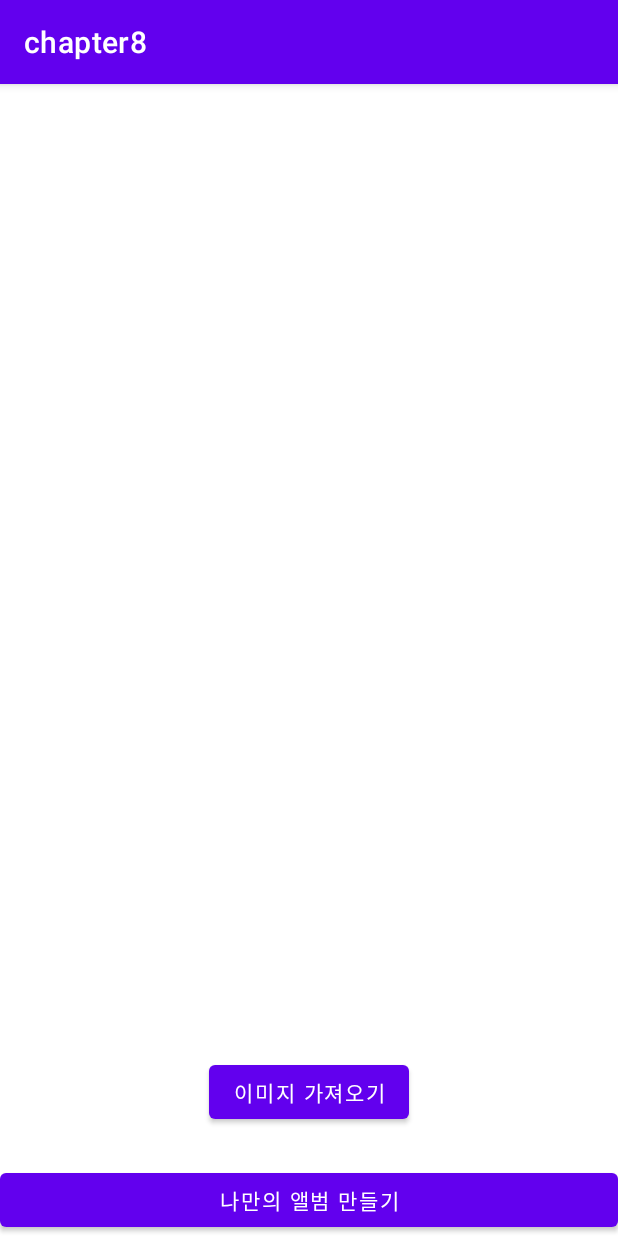
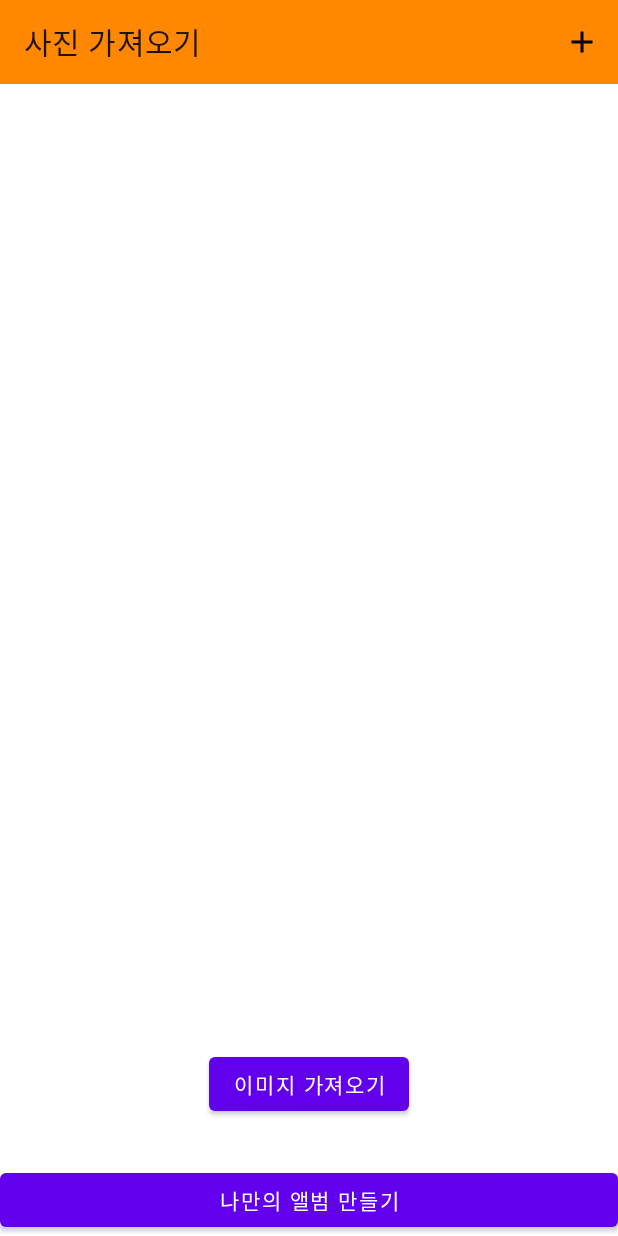
Before and after one commit to NewTurn2017/Android-Example-Apps, an Android app: the screen it shows after launch (MainActivity), on a phone screen of 412 x 824 dp. Run offline under Robolectric (Android 15) with nearby library versions, the phone set to English and light mode, and no system bars.

Commit message:
Chapter8: 나만의 액자 앱 : toolbar 추가 및 완료

```diff
--- a/chapter8/app/src/main/java/com/remind/chapter8/MainActivity.kt
+++ b/chapter8/app/src/main/java/com/remind/chapter8/MainActivity.kt
@@ -7,6 +7,8 @@ import android.net.Uri
 import androidx.appcompat.app.AppCompatActivity
 import android.os.Bundle
 import android.util.Log
+import android.view.Menu
+import android.view.MenuItem
 import android.widget.Toast
 import androidx.activity.result.contract.ActivityResultContracts
 import androidx.appcompat.app.AlertDialog
@@ -28,6 +30,12 @@ class MainActivity : AppCompatActivity() {
         super.onCreate(savedInstanceState)
         setContentView(binding.root)
 
+        binding.toolbar.apply {
+            title = "사진 가져오기"
+            setSupportActionBar(this)
+        }
+
+
         binding.loadImageButton.setOnClickListener {
             checkPermission()
         }
@@ -35,6 +43,23 @@ class MainActivity : AppCompatActivity() {
             navigateToFrameActivity()
         }
         initRecyclerView()
+    }
+
+    override fun onCreateOptionsMenu(menu: Menu?): Boolean {
+        menuInflater.inflate(R.menu.main_menu, menu)
+        return true
+    }
+
+    override fun onOptionsItemSelected(item: MenuItem): Boolean {
+        return when (item.itemId) {
+            R.id.action_add -> {
+                checkPermission()
+                true
+            }
+            else -> {
+                super.onOptionsItemSelected(item)
+            }
+        }
     }
 
     private fun navigateToFrameActivity() {
@@ -113,7 +138,7 @@ class MainActivity : AppCompatActivity() {
     }
 
     private fun updateImages(uriList: List<Uri>?) {
-        val images = uriList?.map {ImageItems.Image(it)}
+        val images = uriList?.map { ImageItems.Image(it) }
         val updatedImages = imageAdapter.currentList.toMutableList().apply {
             addAll(images ?: listOf())
         }
--- /dev/null
+++ b/chapter8/app/src/main/res/drawable/baseline_add_24.xml
@@ -0,0 +1,5 @@
+<vector android:height="24dp" android:tint="#000000"
+    android:viewportHeight="24" android:viewportWidth="24"
+    android:width="24dp" xmlns:android="http://schemas.android.com/apk/res/android">
+    <path android:fillColor="@android:color/white" android:pathData="M19,13h-6v6h-2v-6H5v-2h6V5h2v6h6v2z"/>
+</vector>
--- /dev/null
+++ b/chapter8/app/src/main/res/drawable/selector_tab.xml
@@ -0,0 +1,6 @@
+<?xml version="1.0" encoding="utf-8"?>
+<selector xmlns:android="http://schemas.android.com/apk/res/android">
+
+    <item android:drawable="@drawable/ic_dot_selected" android:state_selected="true" />
+    <item android:drawable="@drawable/ic_dot_unselected" android:state_selected="false" />
+</selector>
--- a/chapter8/app/src/main/res/layout/activity_main.xml
+++ b/chapter8/app/src/main/res/layout/activity_main.xml
@@ -5,6 +5,13 @@
     android:layout_width="match_parent"
     android:layout_height="match_parent"
     tools:context=".MainActivity">
+
+    <androidx.appcompat.widget.Toolbar
+        android:id="@+id/toolbar"
+        android:layout_width="match_parent"
+        android:background="@android:color/holo_orange_dark"
+        app:layout_constraintTop_toTopOf="parent"
+        android:layout_height="?attr/actionBarSize"/>
 
     <Button
         android:id="@+id/loadImageButton"
@@ -22,7 +29,7 @@
         android:layout_width="match_parent"
         android:layout_height="0dp"
         app:layout_constraintStart_toStartOf="parent"
-        app:layout_constraintTop_toTopOf="parent"
+        app:layout_constraintTop_toBottomOf="@+id/toolbar"
         android:layout_marginBottom="16dp"
         />
 
--- /dev/null
+++ b/chapter8/app/src/main/res/menu/main_menu.xml
@@ -0,0 +1,12 @@
+<?xml version="1.0" encoding="utf-8"?>
+<menu xmlns:android="http://schemas.android.com/apk/res/android"
+    xmlns:app="http://schemas.android.com/apk/res-auto">
+
+    <item
+        android:id="@+id/action_add"
+        android:orderInCategory="100"
+        android:title="추가하기"
+        app:showAsAction="always"
+        android:icon="@drawable/baseline_add_24"/>
+        />
+</menu>
--- a/chapter8/app/src/main/res/values-night/themes.xml
+++ b/chapter8/app/src/main/res/values-night/themes.xml
@@ -1,6 +1,6 @@
 <resources xmlns:tools="http://schemas.android.com/tools">
     <!-- Base application theme. -->
-    <style name="Theme.Chapter8" parent="Theme.MaterialComponents.DayNight.DarkActionBar">
+    <style name="Theme.Chapter8" parent="Theme.MaterialComponents.DayNight.NoActionBar">
         <!-- Primary brand color. -->
         <item name="colorPrimary">@color/purple_200</item>
         <item name="colorPrimaryVariant">@color/purple_700</item>
--- a/chapter8/app/src/main/res/values/themes.xml
+++ b/chapter8/app/src/main/res/values/themes.xml
@@ -1,6 +1,6 @@
 <resources xmlns:tools="http://schemas.android.com/tools">
     <!-- Base application theme. -->
-    <style name="Theme.Chapter8" parent="Theme.MaterialComponents.DayNight.DarkActionBar">
+    <style name="Theme.Chapter8" parent="Theme.MaterialComponents.DayNight.NoActionBar">
         <!-- Primary brand color. -->
         <item name="colorPrimary">@color/purple_500</item>
         <item name="colorPrimaryVariant">@color/purple_700</item>
```
Also changed, not shown: chapter8/app/src/main/java/com/remind/chapter8/FrameActivity.kt (+22 -0 lines), chapter8/app/src/main/res/drawable/ic_dot_selected.xml (added, +12 -0 lines), chapter8/app/src/main/res/drawable/ic_dot_unselected.xml (added, +12 -0 lines), chapter8/app/src/main/res/layout/activity_frame.xml (+22 -1 lines).
